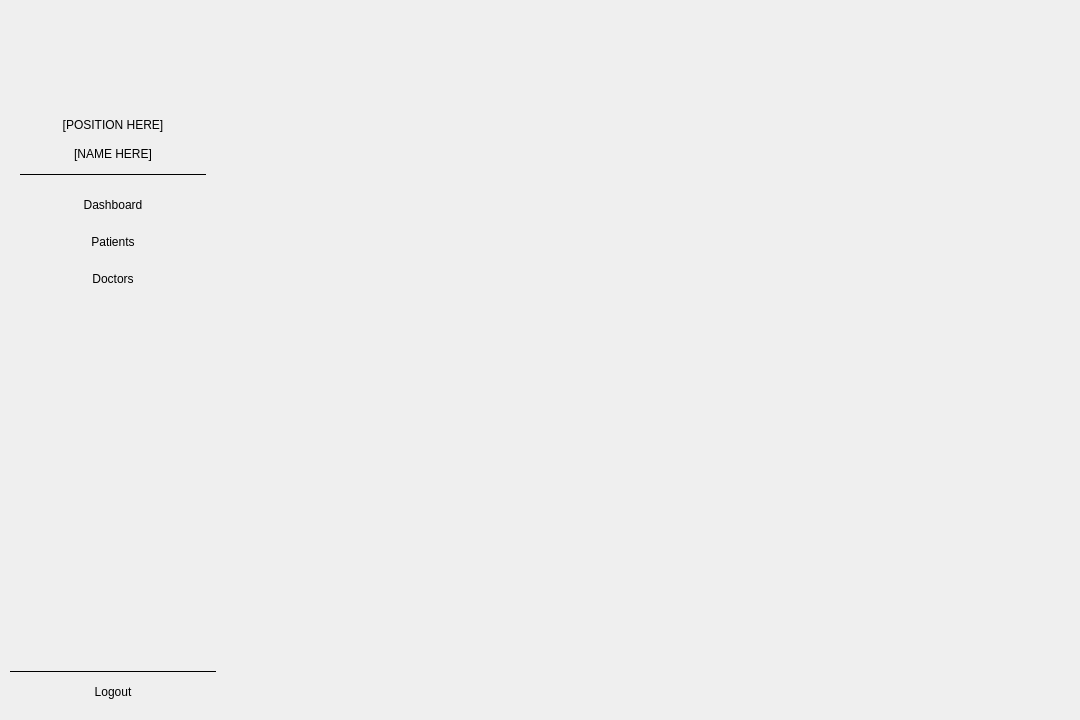
This is UI/main_content_ui.ui in jsmcodes/CPC-V as Qt 5 draws it before an edit. The edited form follows.
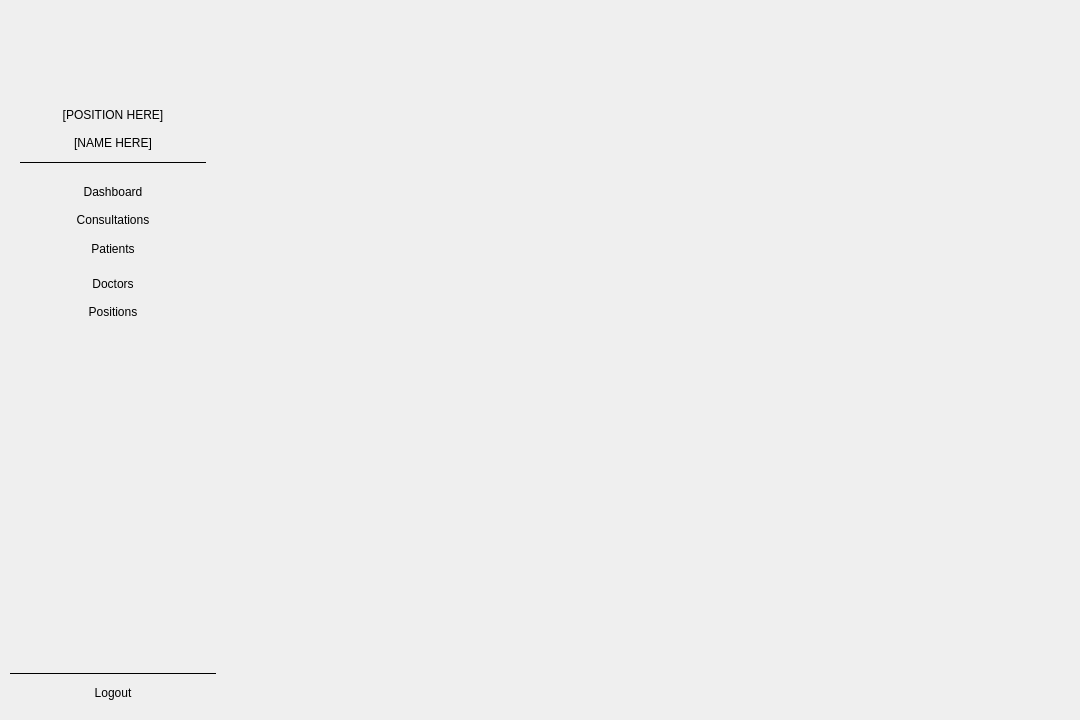
This is the edited form. Icons and pictures are not drawn.

Commit message: dashboard consultation

```diff
--- a/UI/main_content_ui.ui
+++ b/UI/main_content_ui.ui
@@ -31,7 +31,7 @@
    </property>
    <item>
     <widget class="QWidget" name="wdgt_navigation" native="true">
-     <layout class="QVBoxLayout" name="wdgt_navigation_layout" stretch="5,1,1,1,10,1,1">
+     <layout class="QVBoxLayout" name="wdgt_navigation_layout" stretch="5,1,0,1,1,0,10,1,1">
       <property name="spacing">
        <number>0</number>
       </property>
@@ -148,6 +148,19 @@
         </property>
        </widget>
       </item>
+      <item>
+       <widget class="QPushButton" name="pshbtn_consultations">
+        <property name="cursor">
+         <cursorShape>PointingHandCursor</cursorShape>
+        </property>
+        <property name="text">
+         <string>Consultations</string>
+        </property>
+        <property name="flat">
+         <bool>true</bool>
+        </property>
+       </widget>
+      </item>
       <item>
        <widget class="QPushButton" name="pshbtn_patients">
         <property name="sizePolicy">
@@ -186,6 +199,19 @@
         </property>
        </widget>
       </item>
+      <item>
+       <widget class="QPushButton" name="pshbtn_positions">
+        <property name="cursor">
+         <cursorShape>PointingHandCursor</cursorShape>
+        </property>
+        <property name="text">
+         <string>Positions</string>
+        </property>
+        <property name="flat">
+         <bool>true</bool>
+        </property>
+       </widget>
+      </item>
       <item>
        <spacer name="verticalSpacer">
         <property name="orientation">
```
The commit also changes 26 other files.
